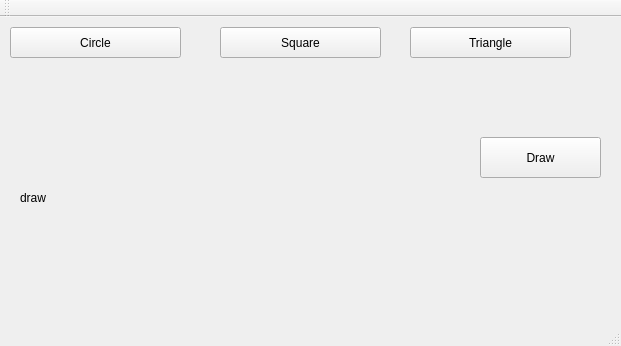
Before: the Qt Designer form QT FIGURES/mainwindow.ui in Tizwolf/LP2, drawn with Qt 5.
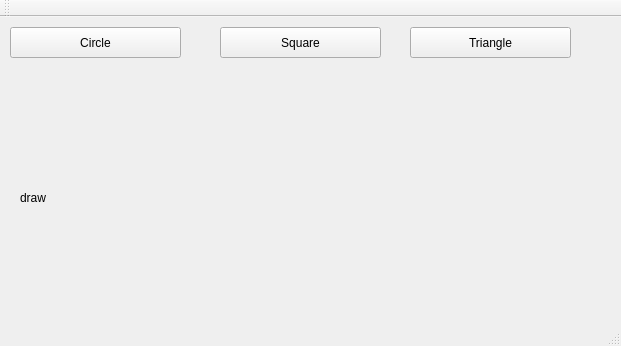
After: the same form once the commit is applied.

```diff
--- a/QT FIGURES/mainwindow.ui
+++ b/QT FIGURES/mainwindow.ui
@@ -66,19 +66,6 @@
      <string>draw</string>
     </property>
    </widget>
-   <widget class="QPushButton" name="Draw_all">
-    <property name="geometry">
-     <rect>
-      <x>480</x>
-      <y>120</y>
-      <width>121</width>
-      <height>41</height>
-     </rect>
-    </property>
-    <property name="text">
-     <string>Draw</string>
-    </property>
-   </widget>
   </widget>
   <widget class="QMenuBar" name="menuBar">
    <property name="geometry">
```
